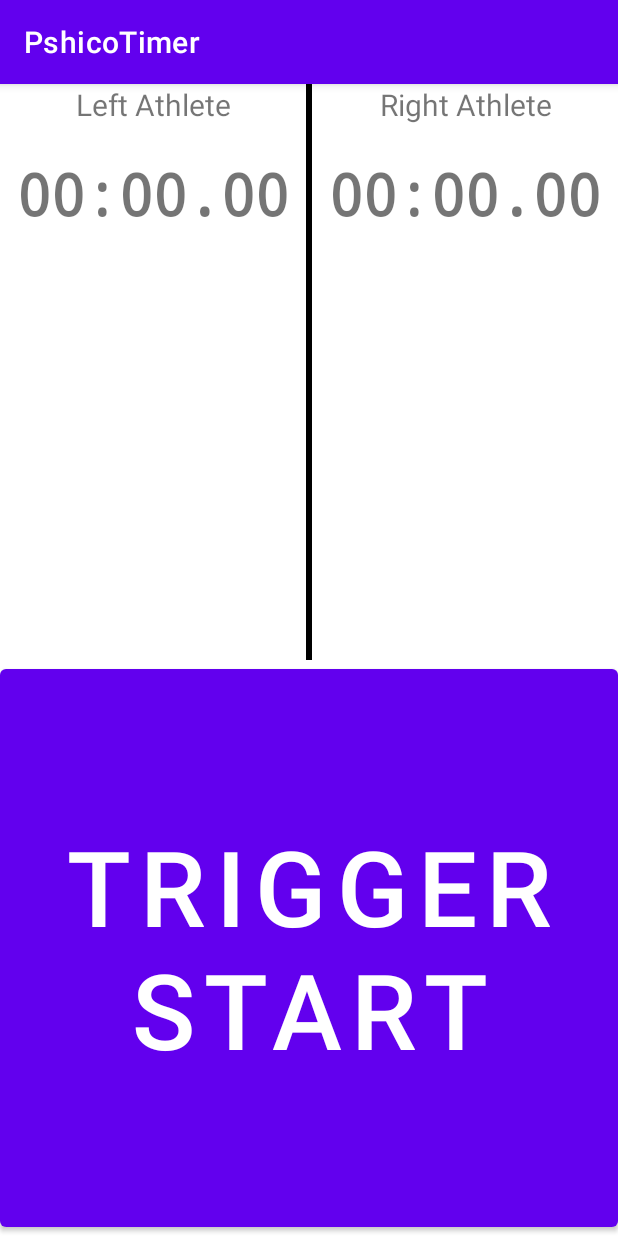
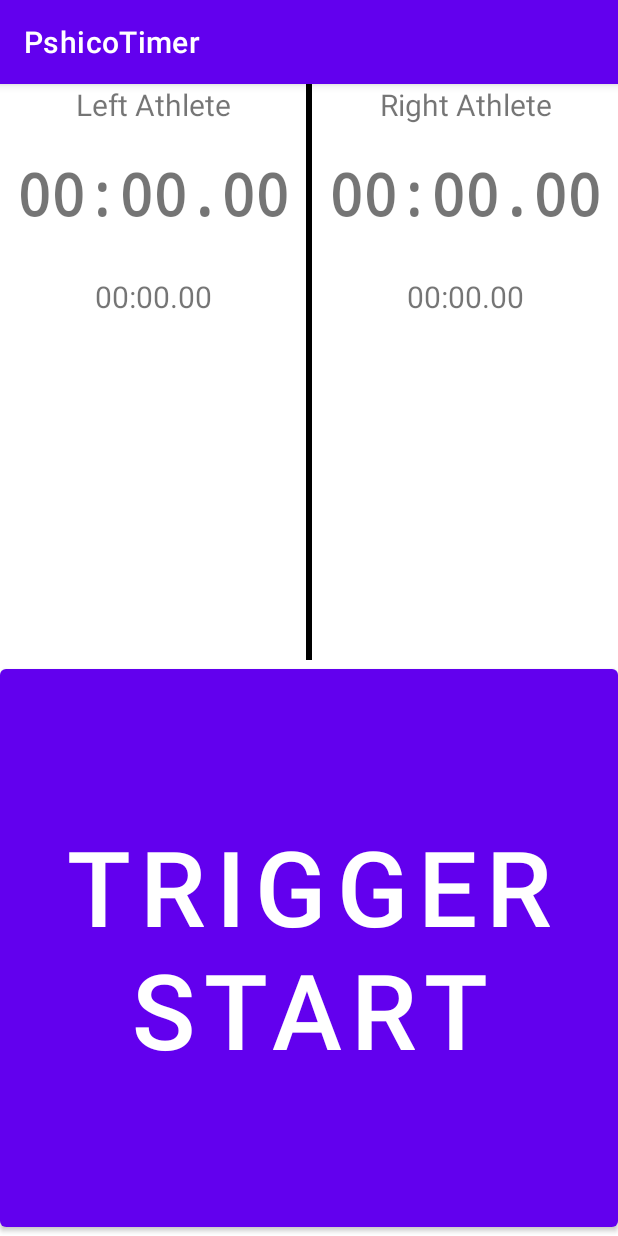
Before and after one commit to xyz32/PsicoblocTimer, an Android app: the screen it shows after launch (MainActivity), on a phone screen of 412 x 824 dp. Run offline under Robolectric (Android 15) with nearby library versions, the phone set to English and light mode, and no system bars.

```diff
--- a/app/src/main/res/layout/activity_main.xml
+++ b/app/src/main/res/layout/activity_main.xml
@@ -37,7 +37,7 @@
 
                 <TextView
                     android:layout_width="match_parent"
-                    android:layout_height="match_parent"
+                    android:layout_height="wrap_content"
                     android:layout_marginVertical="20dp"
                     android:autoSizeMaxTextSize="100sp"
                     android:autoSizeMinTextSize="12sp"
@@ -49,6 +49,14 @@
                     android:textAlignment="center"
                     android:textSize="45sp"
                     android:textStyle="bold" />
+
+                <TextView
+                    android:layout_width="match_parent"
+                    android:layout_height="wrap_content"
+                    android:text="00:00.00"
+                    android:textAlignment="center"
+                    android:textAllCaps="false"
+                    android:textSize="20sp" />
             </LinearLayout>
 
             <View
@@ -73,7 +81,7 @@
 
                 <TextView
                     android:layout_width="match_parent"
-                    android:layout_height="match_parent"
+                    android:layout_height="wrap_content"
                     android:layout_marginVertical="20dp"
                     android:autoSizeMaxTextSize="100sp"
                     android:autoSizeMinTextSize="12sp"
@@ -85,6 +93,14 @@
                     android:textAlignment="center"
                     android:textSize="45sp"
                     android:textStyle="bold" />
+
+                <TextView
+                    android:layout_width="match_parent"
+                    android:layout_height="wrap_content"
+                    android:text="00:00.00"
+                    android:textAlignment="center"
+                    android:textAllCaps="false"
+                    android:textSize="20sp" />
             </LinearLayout>
         </LinearLayout>
 
```
